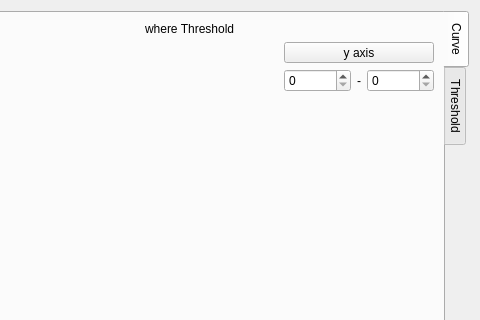
Qt form src/form/FormPlotCorrection/ShowCorrectionCurve/showcorrectioncurve.ui (MRsoymilk/MySerial) before a commit; both pictures show x 173 to 653 and y 0 to 320 of the 653 by 480 pixel window.
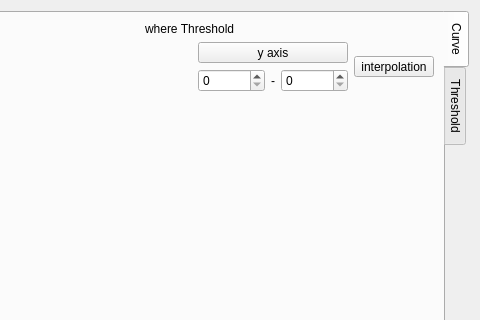
The same form after that commit.

Commit message: add interpolation control; add double click to simulate

Patch:
```diff
--- a/src/form/FormPlotCorrection/ShowCorrectionCurve/showcorrectioncurve.ui
+++ b/src/form/FormPlotCorrection/ShowCorrectionCurve/showcorrectioncurve.ui
@@ -165,6 +165,16 @@
            </item>
           </layout>
          </item>
+         <item>
+          <widget class="QToolButton" name="tBtnInterpolation">
+           <property name="text">
+            <string>interpolation</string>
+           </property>
+           <property name="checkable">
+            <bool>true</bool>
+           </property>
+          </widget>
+         </item>
         </layout>
        </item>
        <item row="0" column="0">
```
The commit also changes 12 other files.
